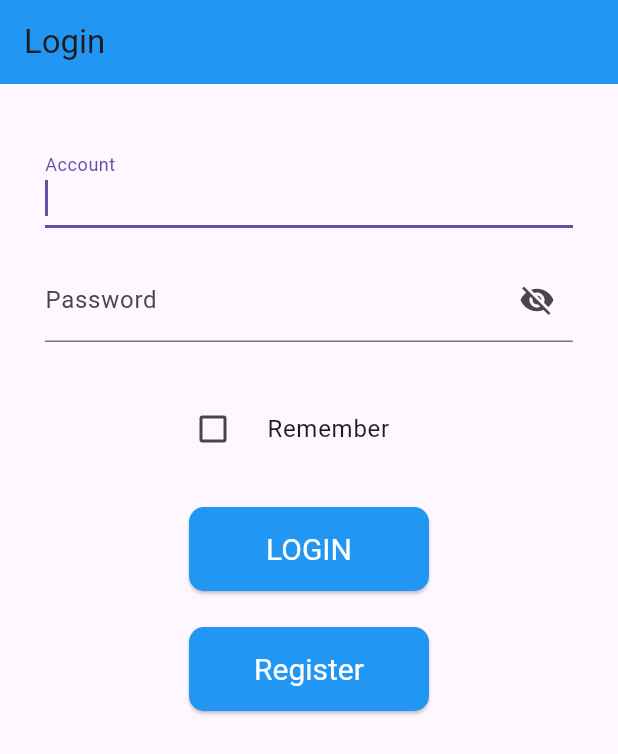
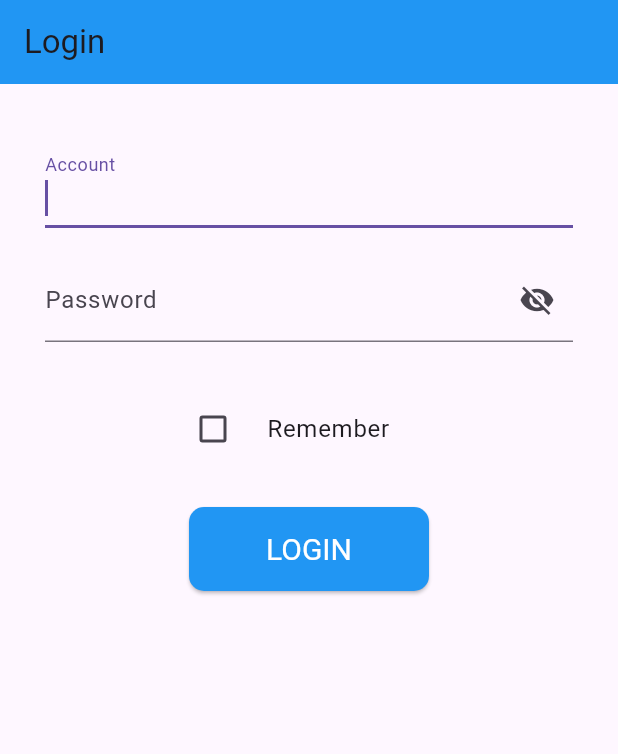
Before and after one commit to sampoh/flutter_sample_001, a Flutter app: the screen it shows after launch, on a phone screen of 412 x 824 dp. Shown: the top 754 px of the screen. Run offline on Flutter 3.47's test engine with Material 3 defaults, Android fonts, the phone set to English and light mode, and no system bars; our stand-ins replace dio, shared_preferences; network calls fail.

```diff
--- a/lib/list.dart
+++ b/lib/list.dart
@@ -330,7 +330,7 @@ class _MyTableViewState extends State<MyTableView> {
     var session = Session();
     try {
       final dio = await session.getDio();
-      var req = '${session.getBaseHost()}/list.php';
+      var req = '${session.getBaseUrl()}/list.php';
       var response = await dio.post(req, data: {
         "page": _currentPage.toString(),
         "rowsPerPage": _recsPerPage.toString(),
--- a/lib/login.dart
+++ b/lib/login.dart
@@ -146,25 +146,26 @@ class _LoginPageState extends State<LoginPage> {
                       child: const Text('LOGIN'),
                     ),
                   ),
-                  const SizedBox(height: 24),
-                  Center(
-                    child: ElevatedButton(
-                      onPressed: () {
-                        debugPrint('TESTING');
-                      },
-                      style: TextButton.styleFrom(
-                        textStyle: const TextStyle(fontSize: 20),
-                        foregroundColor: Colors.white, // foreground
-                        backgroundColor: Colors.blue,
-                        fixedSize: const Size(160, 56),
-                        // alignment: Alignment.topCenter,
-                        shape: RoundedRectangleBorder(
-                          borderRadius: BorderRadius.circular(10.0),
-                        ),
-                      ),
-                      child: const Text('Register'),
-                    ),
-                  ),
+                  //↓デモ版なので登録ボタンを隠す
+                  // const SizedBox(height: 24),
+                  // Center(
+                  //   child: ElevatedButton(
+                  //     onPressed: () {
+                  //       debugPrint('TESTING');
+                  //     },
+                  //     style: TextButton.styleFrom(
+                  //       textStyle: const TextStyle(fontSize: 20),
+                  //       foregroundColor: Colors.white, // foreground
+                  //       backgroundColor: Colors.blue,
+                  //       fixedSize: const Size(160, 56),
+                  //       // alignment: Alignment.topCenter,
+                  //       shape: RoundedRectangleBorder(
+                  //         borderRadius: BorderRadius.circular(10.0),
+                  //       ),
+                  //     ),
+                  //     child: const Text('Register'),
+                  //   ),
+                  // ),
                   const SizedBox(height: 10),
                 ],
               ),
--- a/lib/system/common.dart
+++ b/lib/system/common.dart
@@ -8,12 +8,12 @@ import 'package:intl/intl.dart';
 class Session {
   //サーバ基本情報
   static Map<String, dynamic> info = {
-    // 'protocol': 'https',
-    'protocol': 'http',
-    // 'domain': 'local.rna.co.jp',
-    'domain': '192.168.1.199',
-    // 'directory': 'flutter',
-    'directory': '',
+    'protocol': 'https',
+    // 'protocol': 'http',
+    'domain': 'local.rna.co.jp',
+    // 'domain': '192.168.1.199',
+    'directory': 'flutter_sample',
+    // 'directory': '',
     'api': {
       'session': 'session.php',
       'login': 'login.php',
@@ -21,7 +21,7 @@ class Session {
     },
     'sessionName': 'fltappid',
     'sessionLimit': 6, //limit hours if not remember and no access
-    'userAgent': 'sample-app',
+    'userAgent': 'sample-app', //does not work on web app, only for native apps
     'header': {
       'Client-Version': '0.001a',
       'Client-Uuid': 'f9e894ba-7451-42ed-8106-32127bdc5e76',
```
